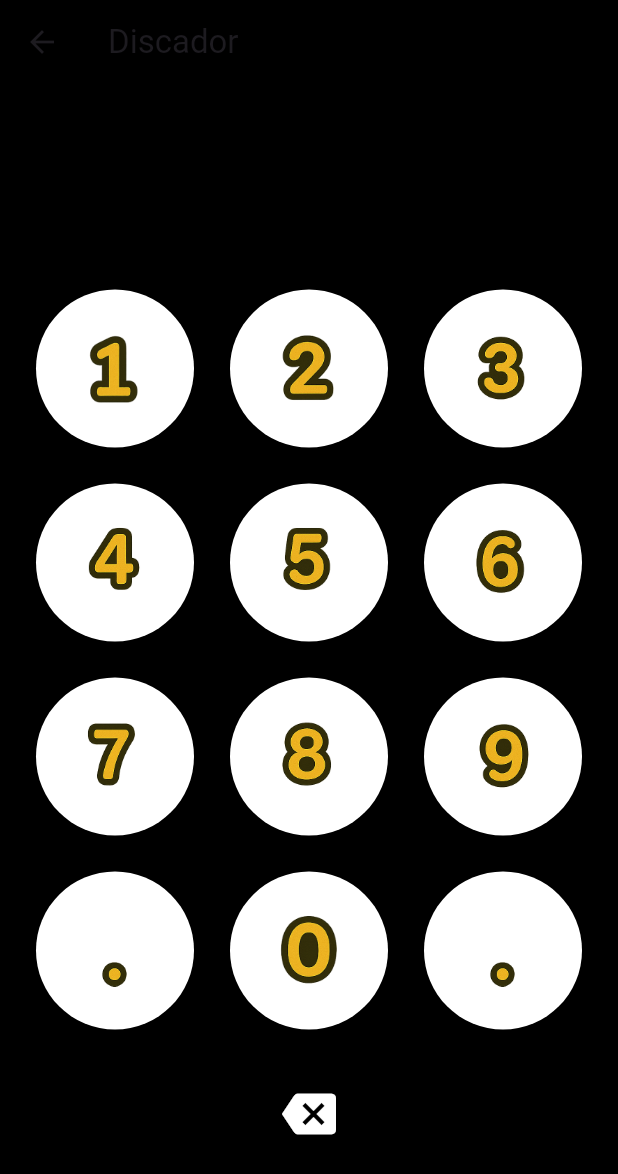
After one commit to Pews-Cavern/Elvira, a Flutter app: the PhoneDialScreen screen opened directly, after a tap on the "backspace" icon, on a phone screen of 412 x 824 dp. The commit adds this screen. Shown: the top 1174 px of the screen. Run offline on Flutter 3.47's test engine with Material 3 defaults, Android fonts, the phone set to English and light mode, and no system bars; our stand-ins replace battery_plus, connectivity_plus.

Commit message:
Add phone dialer functionality with routing and UI components
- Implemented AppRoutes for navigation between main screens.
- Created PhoneDialScreen for dialing numbers with a custom dial pad.
- Developed PhoneScreen to provide options for dialing, contacts, and call history.
- Added ElviraNumber enum to manage number assets for the dial pad.
- Integrated number images for the dial pad buttons.
- Enhanced UI with consistent styling and layout for better user experience.

```diff
--- /dev/null
+++ b/elvira/lib/src/ui/screens/phone/dial_pad.dart
@@ -0,0 +1,113 @@
+import 'package:elvira/src/ui/theme/images/elvira_number.dart';
+import 'package:flutter/material.dart';
+
+class PhoneDialScreen extends StatefulWidget {
+  const PhoneDialScreen({super.key});
+
+  @override
+  State<PhoneDialScreen> createState() => _PhoneDialScreenState();
+}
+
+class _PhoneDialScreenState extends State<PhoneDialScreen> {
+  String _input = '';
+
+  void _onNumberPressed(String value) {
+    setState(() {
+      _input += value;
+    });
+  }
+
+  void _onBackspace() {
+    if (_input.isNotEmpty) {
+      setState(() {
+        _input = _input.substring(0, _input.length - 1);
+      });
+    }
+  }
+
+  @override
+  Widget build(BuildContext context) {
+    return Scaffold(
+      backgroundColor: Colors.black,
+      appBar: AppBar(
+        title: const Text('Discador'),
+        backgroundColor: Colors.black,
+      ),
+      body: Column(
+        children: [
+          const SizedBox(height: 40),
+          Text(
+            _input,
+            style: const TextStyle(
+              color: Colors.white,
+              fontSize: 40,
+              letterSpacing: 4,
+            ),
+          ),
+          const SizedBox(height: 40),
+          _buildDialPad(),
+          const SizedBox(height: 30),
+          IconButton(
+            icon: const Icon(Icons.backspace, color: Colors.white, size: 36),
+            onPressed: _onBackspace,
+          ),
+        ],
+      ),
+    );
+  }
+
+  Widget _buildDialPad() {
+    final List<ElviraNumber> dialButtons = [
+      ElviraNumber.one, ElviraNumber.two, ElviraNumber.three,
+      ElviraNumber.four, ElviraNumber.five, ElviraNumber.six,
+      ElviraNumber.seven, ElviraNumber.eight, ElviraNumber.nine,
+      ElviraNumber.dot,
+      ElviraNumber.zero,
+      ElviraNumber.dot, // usar dot como placeholder pra * e #
+    ];
+
+    final List<String> inputKeys = [
+      '1',
+      '2',
+      '3',
+      '4',
+      '5',
+      '6',
+      '7',
+      '8',
+      '9',
+      '*',
+      '0',
+      '#',
+    ];
+
+    return Padding(
+      padding: const EdgeInsets.symmetric(horizontal: 24),
+      child: GridView.builder(
+        shrinkWrap: true,
+        itemCount: dialButtons.length,
+        gridDelegate: const SliverGridDelegateWithFixedCrossAxisCount(
+          crossAxisCount: 3,
+          mainAxisSpacing: 24,
+          crossAxisSpacing: 24,
+        ),
+        itemBuilder: (context, index) {
+          final enumValue = dialButtons[index];
+          final inputChar = inputKeys[index];
+          final assetPath = enumValue.path;
+
+          return ElevatedButton(
+            onPressed: () => _onNumberPressed(inputChar),
+            style: ElevatedButton.styleFrom(
+              backgroundColor: Colors.white,
+              shape: const CircleBorder(),
+              padding: const EdgeInsets.all(16),
+              elevation: 4,
+            ),
+            child: Image.asset(assetPath, width: 48, height: 48),
+          );
+        },
+      ),
+    );
+  }
+}
--- /dev/null
+++ b/elvira/lib/src/ui/theme/images/elvira_number.dart
@@ -0,0 +1,44 @@
+// elvira_number.dart
+
+enum ElviraNumber {
+  zero,
+  one,
+  two,
+  three,
+  four,
+  five,
+  six,
+  seven,
+  eight,
+  nine,
+  dot,
+}
+
+extension ElviraNumberPath on ElviraNumber {
+  String get path {
+    switch (this) {
+      case ElviraNumber.zero:
+        return 'assets/fonts/numbers/0.png';
+      case ElviraNumber.one:
+        return 'assets/fonts/numbers/1.png';
+      case ElviraNumber.two:
+        return 'assets/fonts/numbers/2.png';
+      case ElviraNumber.three:
+        return 'assets/fonts/numbers/3.png';
+      case ElviraNumber.four:
+        return 'assets/fonts/numbers/4.png';
+      case ElviraNumber.five:
+        return 'assets/fonts/numbers/5.png';
+      case ElviraNumber.six:
+        return 'assets/fonts/numbers/6.png';
+      case ElviraNumber.seven:
+        return 'assets/fonts/numbers/7.png';
+      case ElviraNumber.eight:
+        return 'assets/fonts/numbers/8.png';
+      case ElviraNumber.nine:
+        return 'assets/fonts/numbers/9.png';
+      case ElviraNumber.dot:
+        return 'assets/fonts/numbers/dot.png';
+    }
+  }
+}
--- a/elvira/pubspec.yaml
+++ b/elvira/pubspec.yaml
@@ -59,6 +59,7 @@ flutter:
     - assets/images/personagens/elvira/
     - assets/audio/
     - assets/fonts/
+    - assets/fonts/numbers/
     - assets/icons/
 
 #  fonts:
```
Also changed, not shown: elvira/lib/src/config/routes.dart (added, +27 -0 lines), elvira/lib/src/ui/screens/main_screen.dart (+4 -3 lines), elvira/lib/src/ui/screens/phone/phone_screen.dart (added, +109 -0 lines), elvira/assets/fonts/numbers/0.png (added), elvira/assets/fonts/numbers/1.png (added), elvira/assets/fonts/numbers/2.png (added), elvira/assets/fonts/numbers/3.png (added), elvira/assets/fonts/numbers/4.png (added), elvira/assets/fonts/numbers/5.png (added), elvira/assets/fonts/numbers/6.png (added), elvira/assets/fonts/numbers/7.png (added), elvira/assets/fonts/numbers/8.png (added), elvira/assets/fonts/numbers/9.png (added), elvira/assets/fonts/numbers/dot.png (added), 1 more files.
